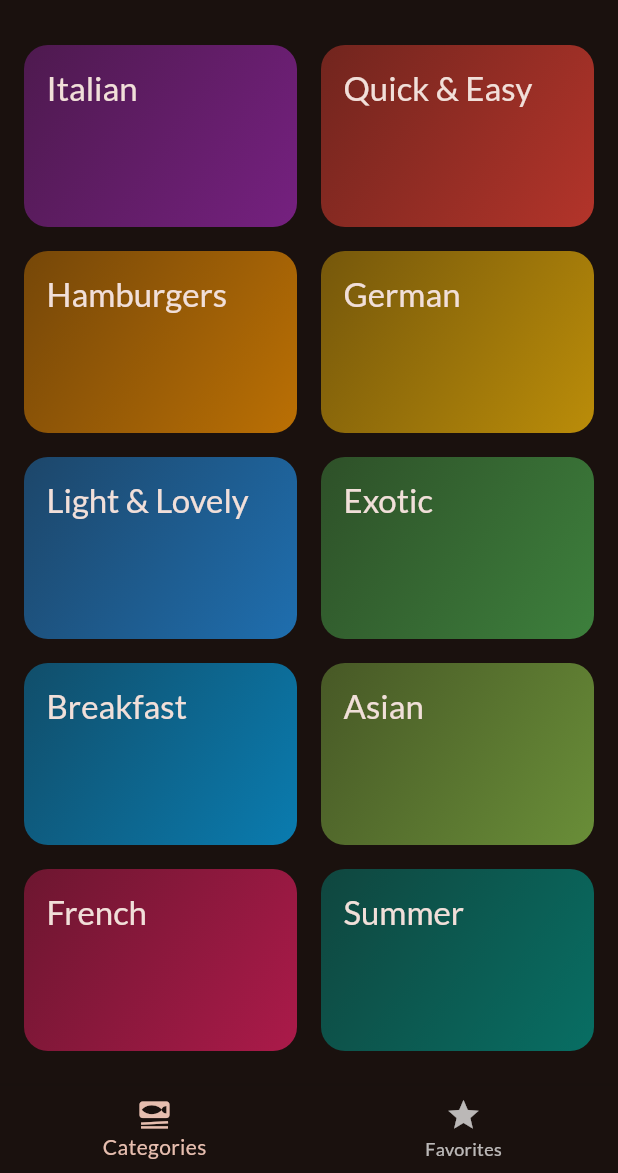
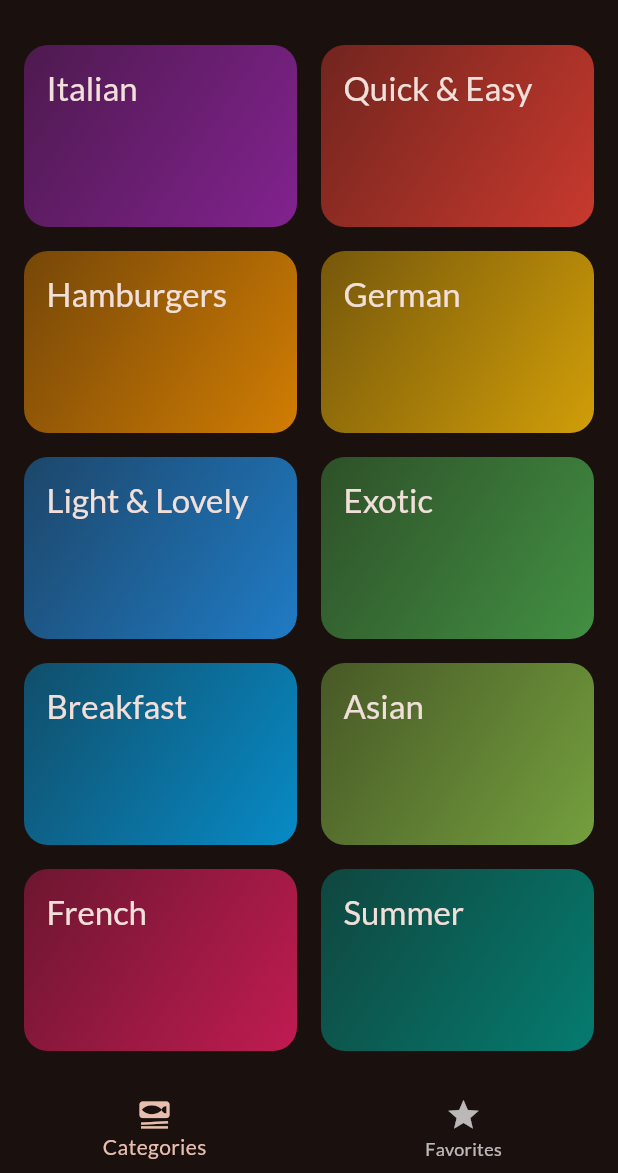
Before and after one commit to ThisIsDPS/Meals_App, a Flutter app: the screen it shows after launch, on a phone screen of 412 x 824 dp, the part 63-1236 px from its top. Run offline on Flutter 3.47's test engine with Material 2 defaults, Android fonts, the light colour scheme and no system bars; our stand-ins replace google_fonts, transparent_image.

Commit message:
minor changes

```diff
--- a/lib/widgets/category_grid_item.dart
+++ b/lib/widgets/category_grid_item.dart
@@ -21,7 +21,7 @@ class CategoryGridItem extends StatelessWidget {
           gradient: LinearGradient(
             colors: [
               category.color.withOpacity(0.4),
-              category.color.withOpacity(0.7),
+              category.color.withOpacity(0.8),
             ],
             begin: Alignment.topLeft,
             end: Alignment.bottomRight,
--- a/pubspec.yaml
+++ b/pubspec.yaml
@@ -37,6 +37,7 @@ dependencies:
   cupertino_icons: ^1.0.2
   google_fonts: ^5.1.0
   transparent_image: ^2.0.1
+  riverpod: ^2.3.6
 
 dev_dependencies:
   flutter_test:
```
Also changed, not shown: pubspec.lock, 3 other files.
